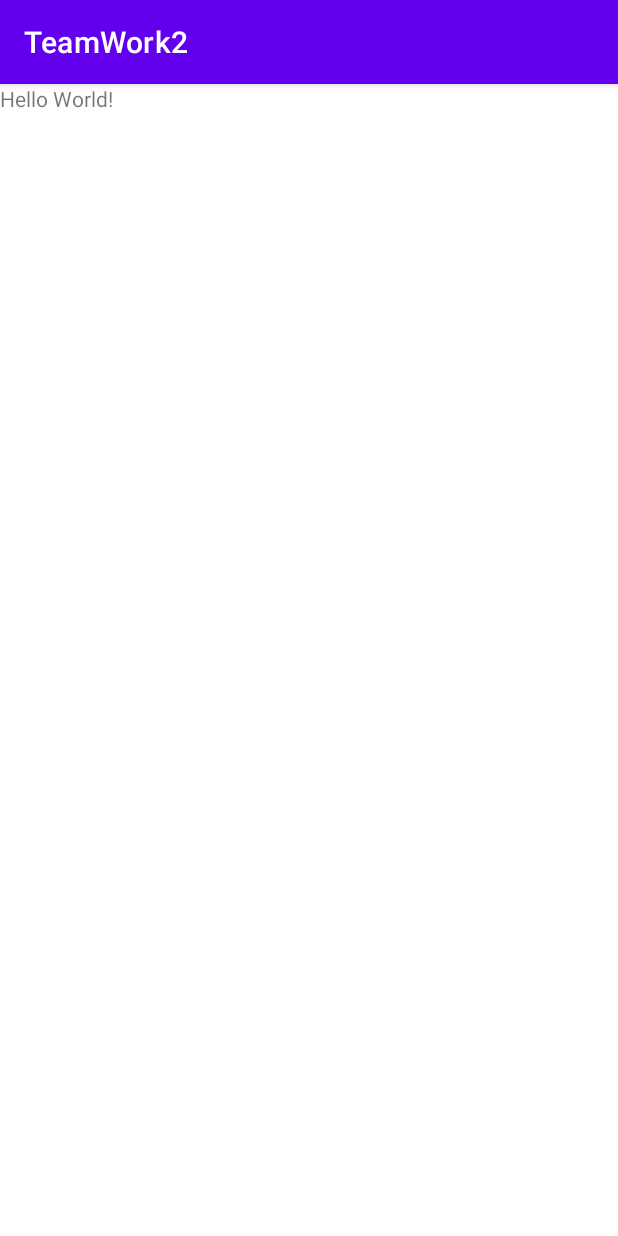
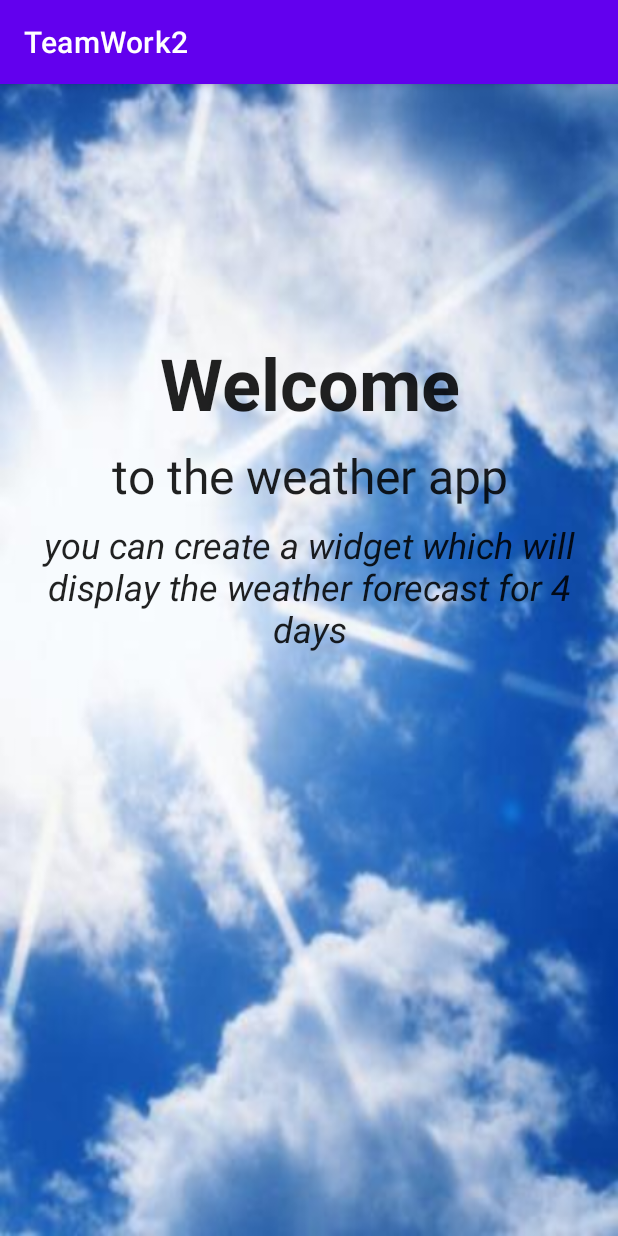
Before and after one commit to artemVash/TeamWork, an Android app: the screen it shows after launch (MainActivity), on a phone screen of 412 x 824 dp. Run offline under Robolectric (Android 15) with nearby library versions, the phone set to English and light mode, and no system bars.

```diff
--- a/app/build.gradle
+++ b/app/build.gradle
@@ -64,5 +64,7 @@ dependencies {
 
     //Picasso
     implementation 'com.squareup.picasso:picasso:2.71828'
+    //location
+    implementation 'com.google.android.gms:play-services-location:18.0.0'
 
 }
--- a/app/src/main/AndroidManifest.xml
+++ b/app/src/main/AndroidManifest.xml
@@ -3,6 +3,7 @@
     package="by.vashkevich.teamwork2">
 
     <uses-permission android:name="android.permission.INTERNET" />
+    <uses-permission android:name="android.permission.ACCESS_FINE_LOCATION"/>
 
     <application
         android:allowBackup="true"
--- a/app/src/main/java/by/vashkevich/teamwork2/MainActivity.kt
+++ b/app/src/main/java/by/vashkevich/teamwork2/MainActivity.kt
@@ -1,11 +1,8 @@
 package by.vashkevich.teamwork2
 
-import android.content.Intent
 import android.os.Bundle
-import android.widget.TextView
 import androidx.appcompat.app.AppCompatActivity
 import androidx.lifecycle.ViewModelProvider
-import by.vashkevich.teamwork2.widget.WeatherWidgetConfigureActivity
 
 class MainActivity : AppCompatActivity() {
 
@@ -16,11 +13,5 @@ class MainActivity : AppCompatActivity() {
     override fun onCreate(savedInstanceState: Bundle?) {
         super.onCreate(savedInstanceState)
         setContentView(R.layout.activity_main)
-
-        val text = findViewById<TextView>(R.id.text_new)
-
-
     }
-
-
 }
--- a/app/src/main/java/by/vashkevich/teamwork2/WeatherViewModel.kt
+++ b/app/src/main/java/by/vashkevich/teamwork2/WeatherViewModel.kt
@@ -1,7 +1,5 @@
 package by.vashkevich.teamwork2
 
-import android.app.Application
-import androidx.lifecycle.AndroidViewModel
 import androidx.lifecycle.LiveData
 import androidx.lifecycle.MutableLiveData
 import androidx.lifecycle.ViewModel
@@ -12,7 +10,7 @@ import kotlinx.coroutines.Dispatchers
 import kotlinx.coroutines.launch
 
 
-class WeatherViewModel(application: Application) : AndroidViewModel(application) {
+class WeatherViewModel() : ViewModel() {
 
     private val repository = WeatherRepository.getRepository()
     private val ioScope = CoroutineScope(Dispatchers.IO)
@@ -29,5 +27,7 @@ class WeatherViewModel(application: Application) : AndroidViewModel(application)
             }
         }
     }
+    private val icon = _daysLiveData.value?.daily?.get(0)?.weather?.get(0)?.icon
+
 
 }
--- a/app/src/main/res/layout/activity_main.xml
+++ b/app/src/main/res/layout/activity_main.xml
@@ -4,17 +4,56 @@
     xmlns:tools="http://schemas.android.com/tools"
     android:layout_width="match_parent"
     android:layout_height="match_parent"
+    android:background="@drawable/bg_main"
     tools:context=".MainActivity">
 
     <TextView
-        android:id="@+id/text_new"
-        android:layout_width="match_parent"
-        android:layout_height="match_parent"
-        android:text="Hello World!"
+        android:id="@+id/text_welcome"
+        android:layout_width="0dp"
+        android:layout_height="wrap_content"
+        android:layout_marginHorizontal="16dp"
+        android:layout_marginBottom="8dp"
+        android:gravity="center"
+        android:text="@string/welcome"
+        android:textColor="?android:textColorPrimary"
+        android:textSize="48sp"
+        android:textStyle="bold"
+        app:layout_constraintBottom_toTopOf="@id/text_welcome2"
+        app:layout_constraintEnd_toEndOf="parent"
+        app:layout_constraintStart_toStartOf="parent"
+        app:layout_constraintTop_toTopOf="parent"
+        app:layout_constraintVertical_bias="0.3"
+        app:layout_constraintVertical_chainStyle="packed" />
+
+    <TextView
+        android:id="@+id/text_welcome2"
+        android:layout_width="0dp"
+        android:layout_height="wrap_content"
+        android:layout_marginHorizontal="16dp"
+        android:layout_marginBottom="8dp"
+        android:gravity="center"
+        android:text="@string/to_weather_app"
+        android:textColor="?android:textColorPrimary"
+        android:textSize="32sp"
+        app:layout_constraintBottom_toTopOf="@id/description"
+        app:layout_constraintEnd_toEndOf="parent"
+        app:layout_constraintStart_toStartOf="parent"
+        app:layout_constraintTop_toBottomOf="@id/text_welcome" />
+
+    <TextView
+        android:id="@+id/description"
+        android:layout_width="0dp"
+        android:layout_height="wrap_content"
+        android:layout_marginHorizontal="16dp"
+        android:gravity="center"
+        android:text="@string/you_can_create"
+        android:textColor="?android:textColorPrimary"
+        android:textSize="24sp"
+        android:textStyle="italic"
         app:layout_constraintBottom_toBottomOf="parent"
-        app:layout_constraintLeft_toLeftOf="parent"
-        app:layout_constraintRight_toRightOf="parent"
-        app:layout_constraintTop_toTopOf="parent" />
+        app:layout_constraintEnd_toEndOf="parent"
+        app:layout_constraintStart_toStartOf="parent"
+        app:layout_constraintTop_toBottomOf="@id/text_welcome2" />
 
 
 </androidx.constraintlayout.widget.ConstraintLayout>
--- a/app/src/main/res/values/strings.xml
+++ b/app/src/main/res/values/strings.xml
@@ -4,4 +4,7 @@
     <string name="configure">Configure</string>
     <string name="add_widget">Add widget</string>
     <string name="enter_coordinates">Enter coordinates</string>
+    <string name="you_can_create">you can create a widget which will display the weather forecast for 4 days</string>
+    <string name="to_weather_app">to the weather app</string>
+    <string name="welcome">Welcome</string>
 </resources>
```
Also changed, not shown: app/src/main/java/by/vashkevich/teamwork2/widget/WeatherWidgetConfigureActivity.kt (+39 -0 lines), app/src/main/java/by/vashkevich/teamwork2/widget/WeatherWidget.kt (line endings or trailing spaces), app/src/main/res/drawable/bg_main.jpeg (added).
